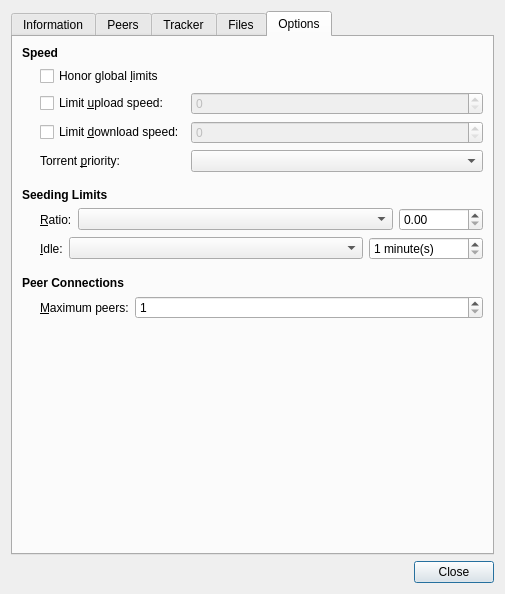
This is qt/DetailsDialog.ui in transmission/transmission as Qt 5 draws it before an edit. The edited form follows.
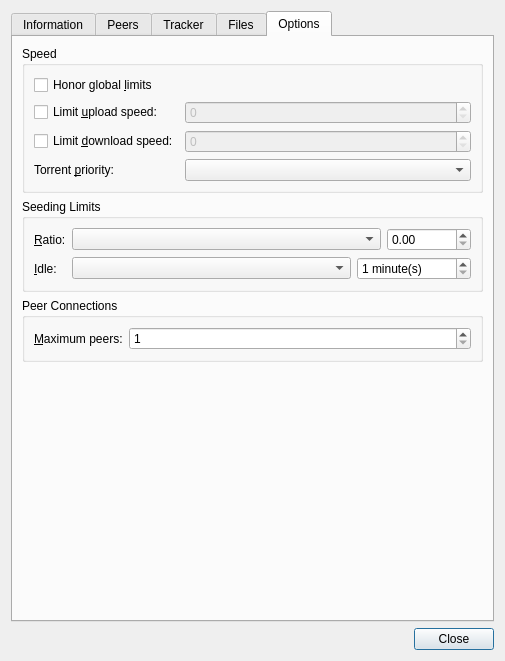
This is the edited form. The open tabs and pages were chosen to show the change. Custom widgets are drawn as their Qt base class.

Diff of the .ui file:
```diff
--- a/qt/DetailsDialog.ui
+++ b/qt/DetailsDialog.ui
@@ -7,7 +7,7 @@
     <x>0</x>
     <y>0</y>
     <width>505</width>
-    <height>581</height>
+    <height>661</height>
    </rect>
   </property>
   <property name="windowTitle">
@@ -644,20 +644,11 @@
       </attribute>
       <layout class="QVBoxLayout" name="optionsTabLayout">
        <item>
-        <widget class="QLabel" name="speedSectionLabel">
-         <property name="styleSheet">
-          <string notr="true">font-weight:bold</string>
-         </property>
-         <property name="text">
+        <widget class="QGroupBox" name="speedSection">
+         <property name="title">
           <string>Speed</string>
          </property>
-        </widget>
-       </item>
-       <item>
         <layout class="QGridLayout" name="speedSectionLayout" columnstretch="0,1">
-         <property name="leftMargin">
-          <number>18</number>
-         </property>
          <item row="0" column="0" colspan="2">
           <widget class="QCheckBox" name="sessionLimitCheck">
            <property name="text">
@@ -719,38 +710,14 @@
           <widget class="QComboBox" name="bandwidthPriorityCombo"/>
          </item>
         </layout>
+        </widget>
        </item>
        <item>
-        <spacer name="seedingLimitsSectionSpacer">
-         <property name="orientation">
-          <enum>Qt::Vertical</enum>
-         </property>
-         <property name="sizeType">
-          <enum>QSizePolicy::Fixed</enum>
-         </property>
-         <property name="sizeHint" stdset="0">
-          <size>
-           <width>1</width>
-           <height>10</height>
-          </size>
-         </property>
-        </spacer>
-       </item>
-       <item>
-        <widget class="QLabel" name="seedingLimitsSectionLabel">
-         <property name="styleSheet">
-          <string notr="true">font-weight:bold</string>
-         </property>
-         <property name="text">
+        <widget class="QGroupBox" name="seedingLimitsSection">
+         <property name="title">
           <string>Seeding Limits</string>
          </property>
-        </widget>
-       </item>
-       <item>
-        <layout class="QGridLayout" name="seedingLimitsSectionRatioLayout" columnstretch="0,1,0">
-         <property name="leftMargin">
-          <number>18</number>
-         </property>
+         <layout class="QGridLayout" name="seedingLimitsSectionLayout" columnstretch="0,1">
          <item row="0" column="0">
           <widget class="QLabel" name="ratioLabel">
            <property name="text">
@@ -762,9 +729,11 @@
           </widget>
          </item>
          <item row="0" column="1">
+           <layout class="QHBoxLayout" name="seedingLimitsSectionRatioLayout" stretch="1,0">
+            <item>
           <widget class="QComboBox" name="ratioCombo"/>
          </item>
-         <item row="0" column="2">
+            <item>
           <widget class="QDoubleSpinBox" name="ratioSpin">
            <property name="maximum">
             <double>999999999.000000000000000</double>
@@ -776,12 +745,7 @@
          </item>
         </layout>
        </item>
-       <item>
-        <layout class="QGridLayout" name="seedingLimitsSectionIdleLayout" columnstretch="0,1,0">
-         <property name="leftMargin">
-          <number>18</number>
-         </property>
-         <item row="0" column="0">
+          <item row="1" column="0">
           <widget class="QLabel" name="idleLabel">
            <property name="text">
             <string>&amp;Idle:</string>
@@ -791,10 +755,12 @@
            </property>
           </widget>
          </item>
-         <item row="0" column="1">
+          <item row="1" column="1">
+           <layout class="QHBoxLayout" name="seedingLimitsSectionIdleLayout" stretch="1,0">
+            <item>
           <widget class="QComboBox" name="idleCombo"/>
          </item>
-         <item row="0" column="2">
+            <item>
           <widget class="QSpinBox" name="idleSpin">
            <property name="suffix">
             <string notr="true"> minute(s)</string>
@@ -812,37 +778,15 @@
          </item>
         </layout>
        </item>
-       <item>
-        <spacer name="peerConnectionsSectionSpacer">
-         <property name="orientation">
-          <enum>Qt::Vertical</enum>
-         </property>
-         <property name="sizeType">
-          <enum>QSizePolicy::Fixed</enum>
-         </property>
-         <property name="sizeHint" stdset="0">
-          <size>
-           <width>1</width>
-           <height>10</height>
-          </size>
-         </property>
-        </spacer>
+         </layout>
+        </widget>
        </item>
        <item>
-        <widget class="QLabel" name="peerConnectionsSectionLabel">
-         <property name="styleSheet">
-          <string notr="true">font-weight:bold</string>
-         </property>
-         <property name="text">
+        <widget class="QGroupBox" name="peerConnectionsSection">
+         <property name="title">
           <string>Peer Connections</string>
          </property>
-        </widget>
-       </item>
-       <item>
         <layout class="QGridLayout" name="peerConnectionsSectionLayout" columnstretch="0,1">
-         <property name="leftMargin">
-          <number>18</number>
-         </property>
          <item row="0" column="0">
           <widget class="QLabel" name="peerLimitLabel">
            <property name="text">
@@ -867,6 +811,7 @@
           </widget>
          </item>
         </layout>
+        </widget>
        </item>
        <item>
         <spacer name="optionsTabBottomSpacer">
```
Left out of the diff: 314 changed lines with no effect on the pictures. Lines whose indentation alone changed are shown as unchanged.
